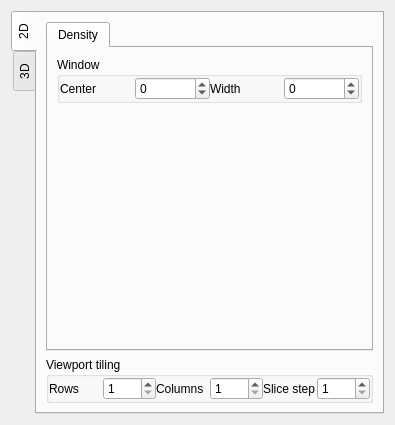
Old version of the form MedV4D/src/GUI/widgets/ViewerControls.ui in the repository JanKolomaznik/MedV4D.
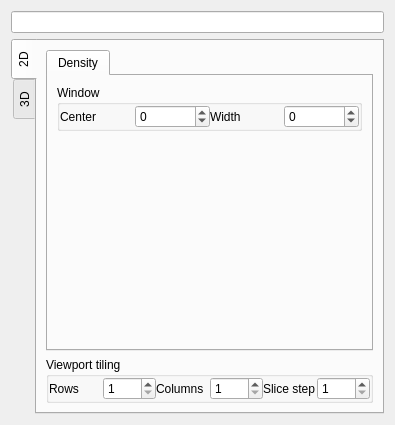
New version of the form. The open tabs and pages were chosen to show the change. Custom widgets are drawn as their Qt base class.

Commit message: Fixing Viewer config UI, shaders for region rendering,

Patch:
```diff
--- a/MedV4D/src/GUI/widgets/ViewerControls.ui
+++ b/MedV4D/src/GUI/widgets/ViewerControls.ui
@@ -13,7 +13,14 @@
   <property name="windowTitle">
    <string>Form</string>
   </property>
-  <layout class="QVBoxLayout" name="verticalLayout" stretch="0">
+  <layout class="QVBoxLayout" name="verticalLayout" stretch="0,0">
+   <item>
+    <widget class="QLineEdit" name="mViewerNameLineEdit">
+     <property name="readOnly">
+      <bool>true</bool>
+     </property>
+    </widget>
+   </item>
    <item>
     <widget class="QTabWidget" name="mViewTypeTabWidget">
      <property name="tabPosition">
@@ -107,7 +114,7 @@
              <property name="sizeHint" stdset="0">
               <size>
                <width>20</width>
-               <height>40</height>
+               <height>20</height>
               </size>
              </property>
             </spacer>
```
The commit also changes 30 other files.
